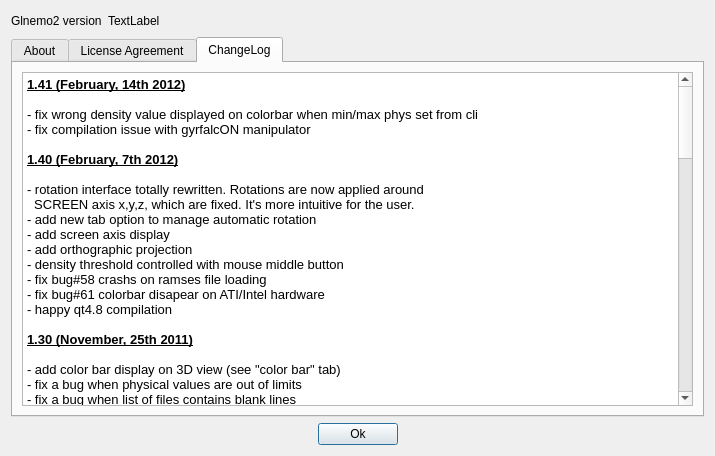
Above: src/formabout.ui from jcldc/glnemo2 before the change. Below: the same form after it.
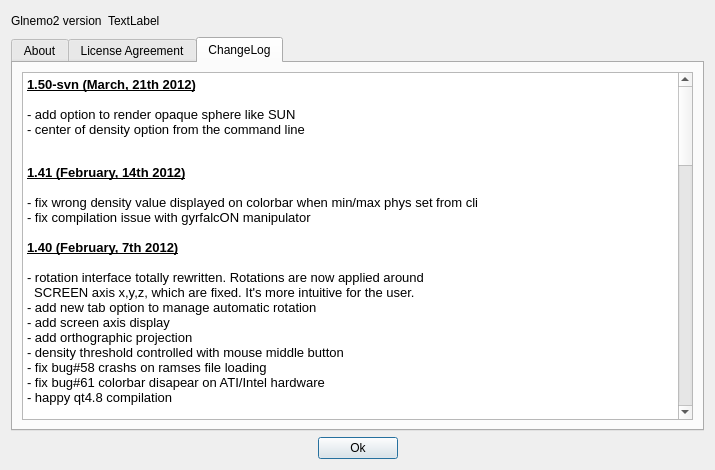
That is the form after the change. Icons and pictures are not drawn.

Commit message: merge branches/sphere_opaque to trunk

```diff
--- a/src/formabout.ui
+++ b/src/formabout.ui
@@ -10,7 +10,7 @@
     <x>0</x>
     <y>0</y>
     <width>715</width>
-    <height>456</height>
+    <height>470</height>
    </rect>
   </property>
   <property name="sizePolicy">
@@ -1057,6 +1057,12 @@
 &lt;table border=&quot;0&quot; style=&quot;-qt-table-type: root; margin-top:4px; margin-bottom:4px; margin-left:4px; margin-right:4px;&quot;&gt;
 &lt;tr&gt;
 &lt;td style=&quot;border: none;&quot;&gt;
+&lt;p style=&quot; margin-top:0px; margin-bottom:0px; margin-left:0px; margin-right:0px; -qt-block-indent:0; text-indent:0px;&quot;&gt;&lt;span style=&quot; font-size:10pt; font-weight:600; text-decoration: underline;&quot;&gt;1.50-svn (March, 21th 2012)&lt;/span&gt;&lt;/p&gt;
+&lt;p style=&quot;-qt-paragraph-type:empty; margin-top:0px; margin-bottom:0px; margin-left:0px; margin-right:0px; -qt-block-indent:0; text-indent:0px; font-size:10pt;&quot;&gt;&lt;/p&gt;
+&lt;p style=&quot; margin-top:0px; margin-bottom:0px; margin-left:0px; margin-right:0px; -qt-block-indent:0; text-indent:0px;&quot;&gt;&lt;span style=&quot; font-size:10pt;&quot;&gt;- add option to render opaque sphere like SUN&lt;/span&gt;&lt;/p&gt;
+&lt;p style=&quot; margin-top:0px; margin-bottom:0px; margin-left:0px; margin-right:0px; -qt-block-indent:0; text-indent:0px;&quot;&gt;&lt;span style=&quot; font-size:10pt;&quot;&gt;- center of density option from the command line&lt;/span&gt;&lt;/p&gt;
+&lt;p style=&quot;-qt-paragraph-type:empty; margin-top:0px; margin-bottom:0px; margin-left:0px; margin-right:0px; -qt-block-indent:0; text-indent:0px;&quot;&gt;&lt;/p&gt;
+&lt;p style=&quot;-qt-paragraph-type:empty; margin-top:0px; margin-bottom:0px; margin-left:0px; margin-right:0px; -qt-block-indent:0; text-indent:0px; font-size:10pt; font-weight:600; text-decoration: underline;&quot;&gt;&lt;/p&gt;
 &lt;p style=&quot; margin-top:0px; margin-bottom:0px; margin-left:0px; margin-right:0px; -qt-block-indent:0; text-indent:0px;&quot;&gt;&lt;span style=&quot; font-size:10pt; font-weight:600; text-decoration: underline;&quot;&gt;1.41 (February, 14th 2012)&lt;/span&gt;&lt;/p&gt;
 &lt;p style=&quot;-qt-paragraph-type:empty; margin-top:0px; margin-bottom:0px; margin-left:0px; margin-right:0px; -qt-block-indent:0; text-indent:0px; font-size:10pt;&quot;&gt;&lt;/p&gt;
 &lt;p style=&quot; margin-top:0px; margin-bottom:0px; margin-left:0px; margin-right:0px; -qt-block-indent:0; text-indent:0px;&quot;&gt;&lt;span style=&quot; font-size:10pt;&quot;&gt;- fix wrong density value displayed on colorbar when min/max phys set from cli&lt;/span&gt;&lt;/p&gt;
```
The commit also changes 18 other files.
